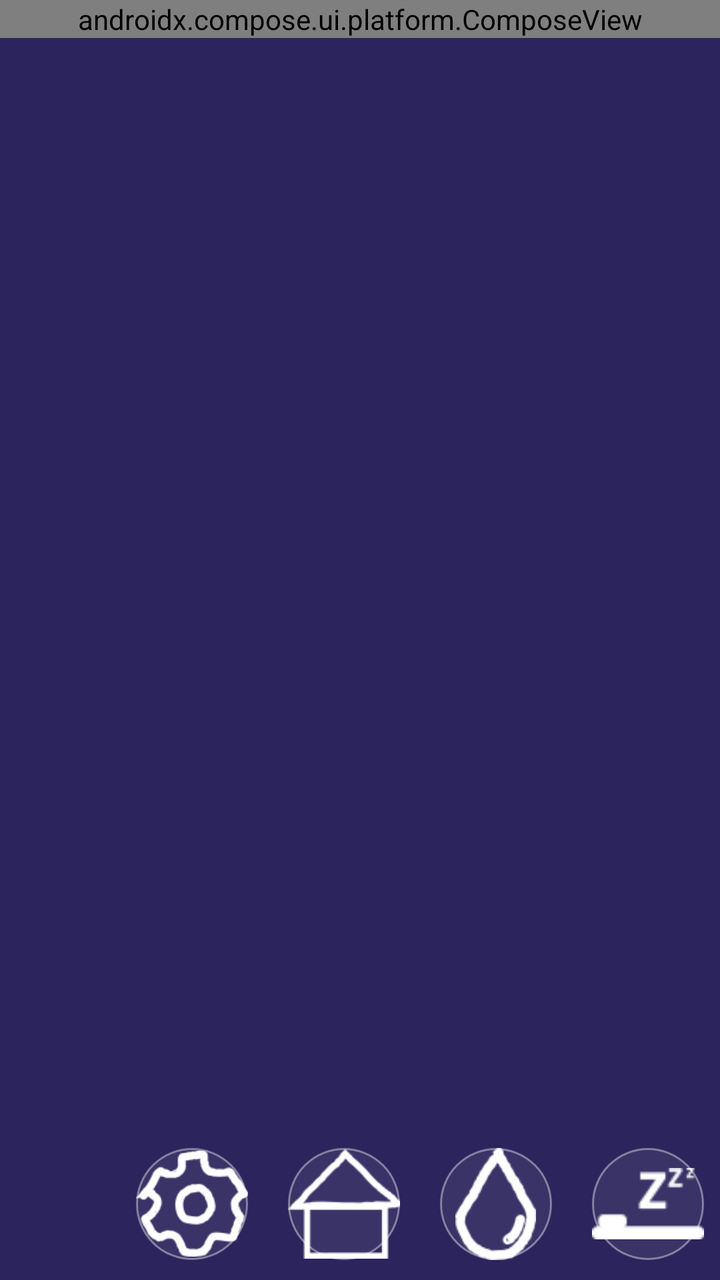
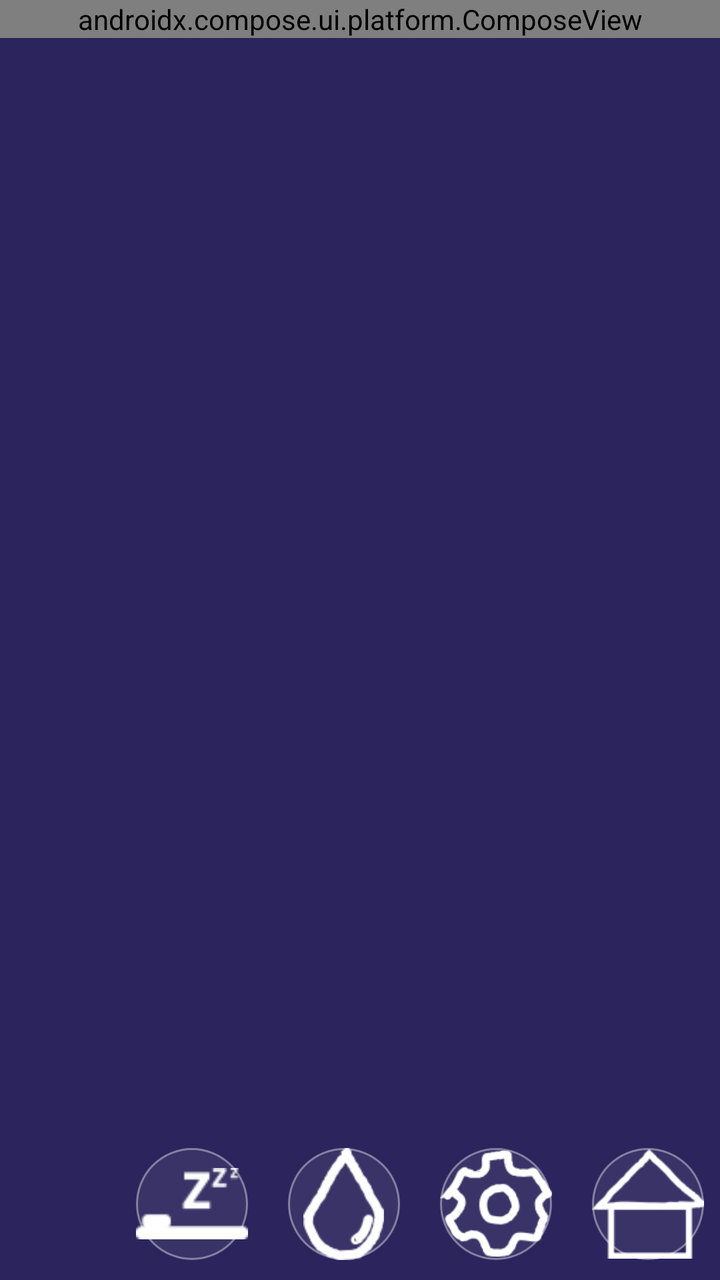

An Android layout rendered at two revisions. The XML below is the earlier revision; the diff shows what the commit changed to produce the second picture.
<!-- AndroidManifest.xml: activity theme Theme.Hackaton.NoActionBar -->
<!-- res/layout/activity_scrolling.xml -->
<?xml version="1.0" encoding="utf-8"?>
<androidx.constraintlayout.widget.ConstraintLayout xmlns:android="http://schemas.android.com/apk/res/android"
    xmlns:app="http://schemas.android.com/apk/res-auto"
    xmlns:tools="http://schemas.android.com/tools"
    android:layout_width="match_parent"
    android:layout_height="match_parent"
    android:background="#2c245c"
    android:fitsSystemWindows="true"
    tools:context=".ScrollingActivity"
    tools:layout_editor_absoluteX="4dp"
    tools:layout_editor_absoluteY="0dp">

    <androidx.compose.ui.platform.ComposeView
        android:id="@+id/composeView"
        android:layout_width="match_parent"
        android:layout_height="wrap_content" />


    <ImageButton
        android:id="@+id/BackToMainButton"
        android:layout_width="56dp"
        android:layout_height="56dp"
        android:layout_marginStart="20dp"
        android:layout_marginBottom="10dp"
        android:background="@drawable/round_button_background"
        android:contentDescription="Button 1"
        android:scaleType="centerInside"
        android:src="@drawable/ic_home"
        app:layout_constraintBottom_toBottomOf="parent"
        app:layout_constraintStart_toEndOf="@+id/ActivitiesSettingsButton"
        app:tint="#FFFFFF" />

    <ImageButton
        android:id="@+id/ActivitiesSettingsButton"
        android:layout_width="56dp"
        android:layout_height="56dp"
        android:layout_marginStart="68dp"
        android:layout_marginBottom="10dp"
        android:background="@drawable/round_button_background"
        android:contentDescription="Button 4"
        android:scaleType="centerInside"
        android:src="@drawable/ic_settings"
        app:layout_constraintBottom_toBottomOf="parent"
        app:layout_constraintStart_toStartOf="parent"
        app:tint="#FFFFFF" />

    <ImageButton
        android:id="@+id/btn3"
        android:layout_width="56dp"
        android:layout_height="56dp"
        android:layout_marginStart="20dp"
        android:layout_marginBottom="10dp"
        android:background="@drawable/round_button_background"
        android:contentDescription="Button 3"
        android:scaleType="centerInside"
        android:src="@drawable/ic_sleep"
        app:layout_constraintBottom_toBottomOf="parent"
        app:layout_constraintStart_toEndOf="@+id/btn2"
        app:tint="#FFFFFF" />

    <ImageButton
        android:id="@+id/btn2"
        android:layout_width="56dp"
        android:layout_height="56dp"
        android:layout_marginStart="20dp"
        android:layout_marginBottom="10dp"
        android:background="@drawable/round_button_background"
        android:contentDescription="Button 2"
        android:scaleType="centerInside"
        android:src="@drawable/ic_water"
        app:layout_constraintBottom_toBottomOf="parent"
        app:layout_constraintStart_toEndOf="@+id/BackToMainButton"
        app:tint="#FFFFFF" />



</androidx.constraintlayout.widget.ConstraintLayout>
<!-- resources referenced by this layout -->
<resources>
  <!-- drawable ic_home: png bitmap (drawable, 1490 bytes) -->
  <!-- drawable ic_settings: png bitmap (drawable, 3147 bytes) -->
  <!-- drawable ic_sleep: png bitmap (drawable, 687 bytes) -->
  <!-- drawable ic_water: png bitmap (drawable, 1887 bytes) -->
  <!-- drawable round_button_background (drawable) -->
  <shape xmlns:android="http://schemas.android.com/apk/res/android" android:shape="oval">
      <solid android:color="#11FFFFFF" />
      <stroke android:width="1dp" android:color="#66FFFFFF" />
  </shape>
  <style name="Theme.Hackaton.NoActionBar">
          <item name="windowActionBar">false</item>
          <item name="windowNoTitle">true</item>
      </style>
</resources>

<!-- the commit's change to res/layout/activity_scrolling.xml (unified diff, before → after) -->
@@ -25,7 +25,7 @@
         android:background="@drawable/round_button_background"
         android:contentDescription="Button 1"
         android:scaleType="centerInside"
-        android:src="@drawable/ic_home"
+        android:src="@drawable/ic_water"
         app:layout_constraintBottom_toBottomOf="parent"
         app:layout_constraintStart_toEndOf="@+id/ActivitiesSettingsButton"
         app:tint="#FFFFFF" />
@@ -39,7 +39,7 @@
         android:background="@drawable/round_button_background"
         android:contentDescription="Button 4"
         android:scaleType="centerInside"
-        android:src="@drawable/ic_settings"
+        android:src="@drawable/ic_sleep"
         app:layout_constraintBottom_toBottomOf="parent"
         app:layout_constraintStart_toStartOf="parent"
         app:tint="#FFFFFF" />
@@ -53,7 +53,7 @@
         android:background="@drawable/round_button_background"
         android:contentDescription="Button 3"
         android:scaleType="centerInside"
-        android:src="@drawable/ic_sleep"
+        android:src="@drawable/ic_home"
         app:layout_constraintBottom_toBottomOf="parent"
         app:layout_constraintStart_toEndOf="@+id/btn2"
         app:tint="#FFFFFF" />
@@ -67,7 +67,7 @@
         android:background="@drawable/round_button_background"
         android:contentDescription="Button 2"
         android:scaleType="centerInside"
-        android:src="@drawable/ic_water"
+        android:src="@drawable/ic_settings"
         app:layout_constraintBottom_toBottomOf="parent"
         app:layout_constraintStart_toEndOf="@+id/BackToMainButton"
         app:tint="#FFFFFF" />
